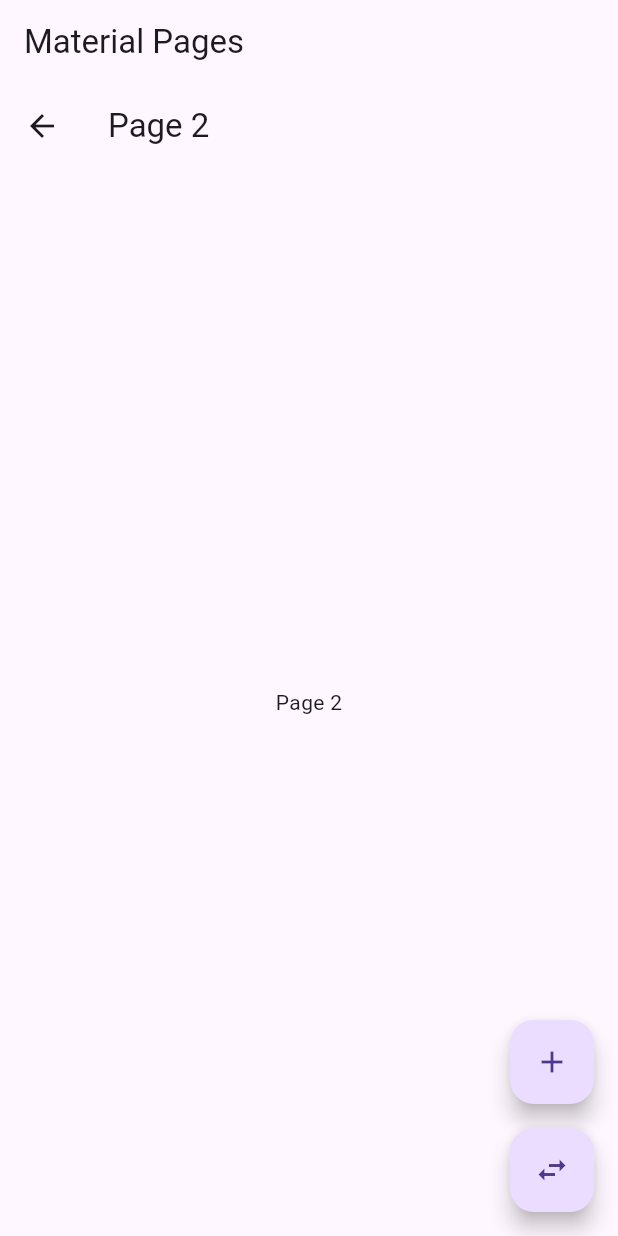
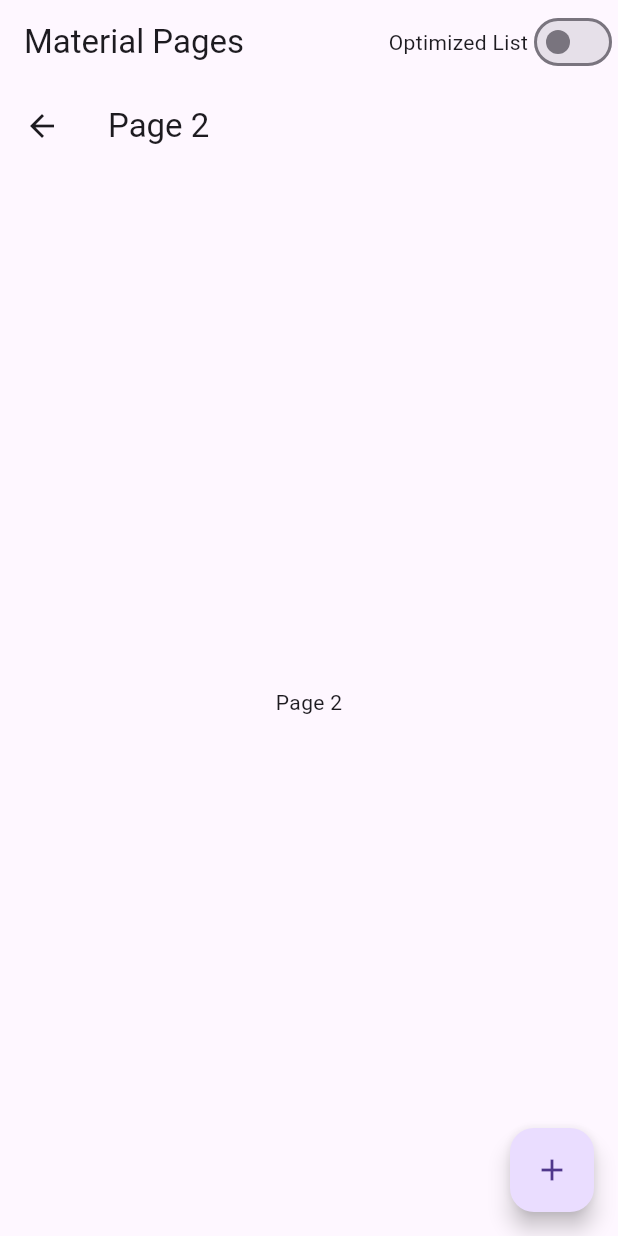
Before and after one commit to rayliverified/NavigationUtils, a Flutter app: the PageRebuildTest screen opened directly, after a tap on the "add" icon, on a phone screen of 412 x 824 dp. Run offline on Flutter 3.47's test engine with Material 3 defaults, Android fonts, the phone set to English and light mode, and no system bars; our stand-ins replace cloud_firestore, firebase_auth, firebase_core, get_it, google_sign_in, shared_preferences and 1 more; missing offline and left inert: simple_gravatar; accounts and stored records are empty.

Commit message:
Update Test Navigator Equality Examples

```diff
--- a/example/lib/test_navigator_rebuild_issue.dart
+++ b/example/lib/test_navigator_rebuild_issue.dart
@@ -56,7 +56,7 @@ class _NavigationRebuildTestState extends State<NavigationRebuildTest> {
           ...currentPages.map((page) {
             if (page is MaterialPage) {
               return MaterialPage(
-                key: ValueKey('${page.key}'),
+                key: page.key,
                 name: page.name,
                 arguments: page.arguments,
                 fullscreenDialog: page.fullscreenDialog,
--- a/example/lib/test_navigator_rebuild_minimal.dart
+++ b/example/lib/test_navigator_rebuild_minimal.dart
@@ -1,3 +1,5 @@
+// ignore_for_file: unnecessary_brace_in_string_interps
+
 import 'package:flutter/material.dart';
 
 /// Example of working Navigator comparison behavior.
@@ -23,13 +25,13 @@ class PageRebuildTest extends StatefulWidget {
   const PageRebuildTest({super.key});
 
   @override
-  _PageRebuildTestState createState() => _PageRebuildTestState();
+  State<PageRebuildTest> createState() => _PageRebuildTestState();
 }
 
 class _PageRebuildTestState extends State<PageRebuildTest> {
   GlobalKey<NavigatorState> navigatorKey = GlobalKey<NavigatorState>();
   List<Page> _pages = [];
-  bool _useOptimizedPage = false;
+  bool _optimizedList = false;
 
   @override
   void initState() {
@@ -40,7 +42,7 @@ class _PageRebuildTestState extends State<PageRebuildTest> {
   void _updatePages() {
     setState(() {
       _pages = [
-        if (_useOptimizedPage)
+        if (_optimizedList)
           OptimizedMaterialPage(
             key: const ValueKey('page1'),
             child: const _TestPage(key: ValueKey('page1'), title: 'Page 1'),
@@ -57,31 +59,54 @@ class _PageRebuildTestState extends State<PageRebuildTest> {
   void _addPage() {
     debugPrint('Pages: ${_pages} addPage');
     setState(() {
-      _pages.add(
-        _useOptimizedPage
+      final newPageIndex = _pages.length + 1;
+      List<Page> newPages = [];
+      newPages = _pages.map((page) {
+        if (page is MaterialPage) {
+          return MaterialPage(
+            key: page.key,
+            name: page.name,
+            arguments: page.arguments,
+            fullscreenDialog: page.fullscreenDialog,
+            child: page.child,
+          );
+        } else if (page is OptimizedMaterialPage) {
+          return OptimizedMaterialPage(
+            key: page.key,
+            name: page.name,
+            arguments: page.arguments,
+            child: page.child,
+          );
+        }
+        return page;
+      }).toList();
+      _pages.clear();
+
+      newPages.add(
+        _optimizedList
             ? OptimizedMaterialPage(
-                key: ValueKey('page${_pages.length + 1}'),
+                key: ValueKey('page$newPageIndex'),
                 child: _TestPage(
-                    key: ValueKey('page${_pages.length + 1}'),
-                    title: 'Page ${_pages.length + 1}'),
+                    key: ValueKey('page$newPageIndex'),
+                    title: 'Page $newPageIndex'),
               )
             : MaterialPage(
-                key: ValueKey('page${_pages.length + 1}'),
-                name: 'page${_pages.length + 1}',
+                key: ValueKey('page$newPageIndex'),
+                name: 'page$newPageIndex',
                 arguments: null,
                 fullscreenDialog: false,
                 child: _TestPage(
-                    key: ValueKey('page${_pages.length + 1}'),
-                    title: 'Page ${_pages.length + 1}'),
+                    key: ValueKey('page$newPageIndex'),
+                    title: 'Page $newPageIndex'),
               ),
       );
+      _pages = newPages;
     });
   }
 
-  void _togglePageType() {
+  void _toggleOptimizedList(bool value) {
     setState(() {
-      _useOptimizedPage = !_useOptimizedPage;
-      _updatePages();
+      _optimizedList = value;
     });
   }
 
@@ -89,7 +114,18 @@ class _PageRebuildTestState extends State<PageRebuildTest> {
   Widget build(BuildContext context) {
     return Scaffold(
       appBar: AppBar(
-        title: Text(_useOptimizedPage ? 'Optimized Pages' : 'Material Pages'),
+        title: Text(_optimizedList ? 'Optimized Pages' : 'Material Pages'),
+        actions: [
+          Row(
+            children: [
+              const Text('Optimized List'),
+              Switch(
+                value: _optimizedList,
+                onChanged: _toggleOptimizedList,
+              ),
+            ],
+          ),
+        ],
       ),
       body: Navigator(
         key: navigatorKey,
@@ -104,19 +140,9 @@ class _PageRebuildTestState extends State<PageRebuildTest> {
           return true;
         },
       ),
-      floatingActionButton: Column(
-        mainAxisAlignment: MainAxisAlignment.end,
-        children: [
-          FloatingActionButton(
-            onPressed: _addPage,
-            child: const Icon(Icons.add),
-          ),
-          const SizedBox(height: 16),
-          FloatingActionButton(
-            onPressed: _togglePageType,
-            child: const Icon(Icons.swap_horiz),
-          ),
-        ],
+      floatingActionButton: FloatingActionButton(
+        onPressed: _addPage,
+        child: const Icon(Icons.add),
       ),
     );
   }
@@ -158,11 +184,13 @@ class OptimizedMaterialPage<T> extends Page<T> {
   @override
   bool operator ==(Object other) {
     if (other.runtimeType != runtimeType) return false;
-    return other is OptimizedMaterialPage &&
+    bool result = other is OptimizedMaterialPage &&
         other.child.runtimeType == child.runtimeType &&
         other.key == key &&
         other.name == name &&
         other.arguments == arguments;
+    debugPrint('Page Equality: $result');
+    return result;
   }
 
   @override
```
